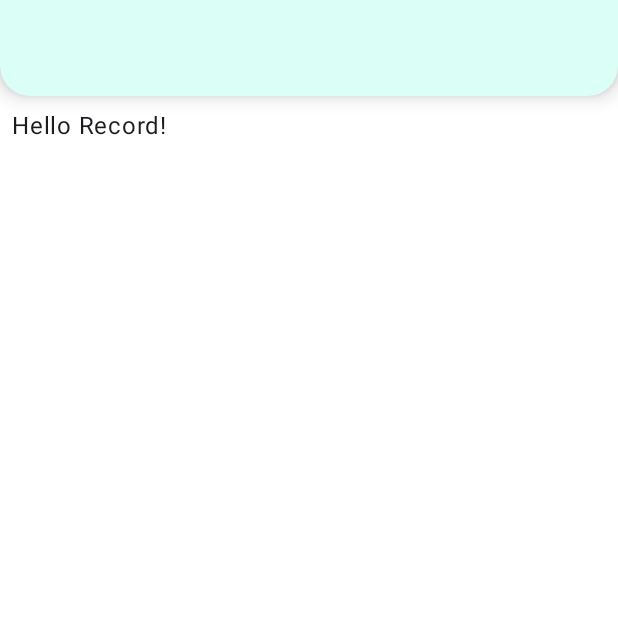
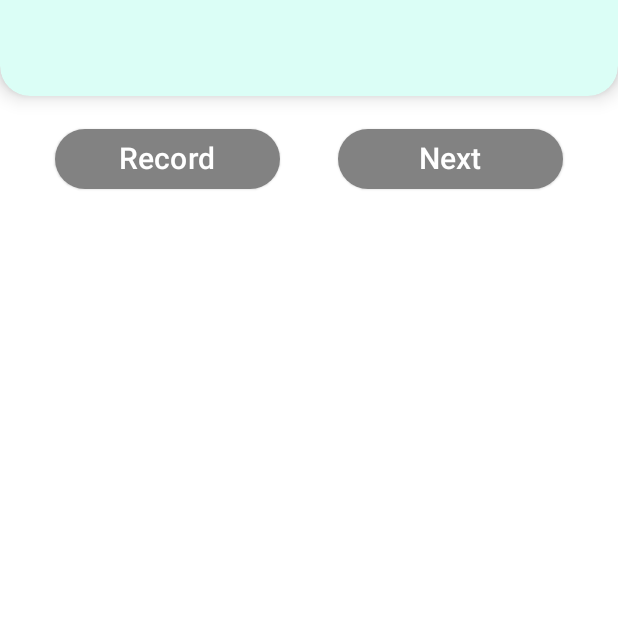
Before and after one commit to GDSC-CAU/Vridge-Android, an Android app built with Jetpack Compose: the screen it shows after launch once a user with an empty profile is signed in (MainActivity), after a tap on an icon or button, on a phone screen of 412 x 824 dp, the top half of it. Run offline under Robolectric (Android 15) with nearby library versions, the light colour scheme and no system bars; our stand-ins replace Dagger/Hilt's generated code, Firebase (no records; nobody signed in at launch, a user with empty details on screens opened directly); libraries missing offline, so code that uses them is left out: com.firebase.ui.

Commit message:
update RecordScreen : Added Navigator Buttons

```diff
--- a/app/src/main/java/com/gdsc_cau/vridge/record/RecordScreen.kt
+++ b/app/src/main/java/com/gdsc_cau/vridge/record/RecordScreen.kt
@@ -1,9 +1,60 @@
 package com.gdsc_cau.vridge.record
 
+import androidx.compose.foundation.layout.Arrangement
+import androidx.compose.foundation.layout.Column
+import androidx.compose.foundation.layout.Row
+import androidx.compose.foundation.layout.fillMaxWidth
+import androidx.compose.foundation.layout.padding
+import androidx.compose.foundation.layout.width
+import androidx.compose.material3.ButtonDefaults
+import androidx.compose.material3.ElevatedButton
+import androidx.compose.material3.Text
 import androidx.compose.runtime.Composable
-import com.gdsc_cau.vridge.main.Greeting
+import androidx.compose.ui.Modifier
+import androidx.compose.ui.unit.dp
+import androidx.compose.ui.unit.sp
+import com.gdsc_cau.vridge.ui.theme.Grey2
+import com.gdsc_cau.vridge.ui.theme.White
 
 @Composable
 fun RecordScreen() {
-    Greeting(name = "Record")
+    Column {
+        RecordNavigator()
+    }
 }
+
+@Composable
+fun RecordNavigator() {
+    Row(
+        horizontalArrangement = Arrangement.SpaceEvenly,
+        modifier = Modifier
+            .fillMaxWidth()
+    ) {
+        RecordNavigateButton(text = "Record") {
+            // TODO: Play Recorded
+        }
+        RecordNavigateButton(text = "Next") {
+            // TODO: Next Record
+        }
+    }
+}
+
+@Composable
+fun RecordNavigateButton(text: String, onBtnClicked: () -> Unit) {
+    ElevatedButton(
+        colors = ButtonDefaults.elevatedButtonColors(
+            containerColor = Grey2,
+            contentColor = White
+        ),
+        modifier = Modifier
+            .padding(all = 10.dp)
+            .width(150.dp),
+        onClick = onBtnClicked
+    ) {
+        Text(
+            modifier = Modifier,
+            fontSize = 20.sp,
+            text = text,
+        )
+    }
+}
```
